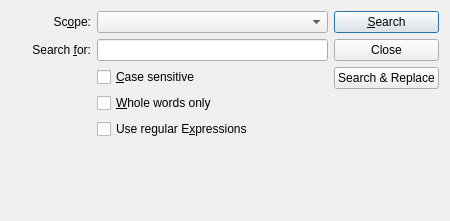
First picture: the form in src/plugins/find/finddialog.ui, repository qt-creator/qt-creator, before the edit.
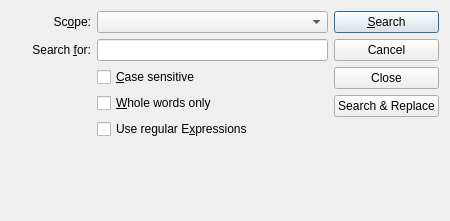
Second picture: the form after the edit.

Commit message:
Search Dialog: Make canceling possible
Task-Nr: QTCREATORBUG-2243

```diff
--- a/src/plugins/find/finddialog.ui
+++ b/src/plugins/find/finddialog.ui
@@ -73,7 +73,7 @@
        </property>
       </widget>
      </item>
-     <item row="1" column="0">
+     <item row="2" column="0">
       <widget class="QLabel" name="label_2">
        <property name="text">
         <string>Search &amp;for:</string>
@@ -86,17 +86,10 @@
        </property>
       </widget>
      </item>
-     <item row="1" column="1">
+     <item row="2" column="1">
       <widget class="QLineEdit" name="searchTerm"/>
      </item>
-     <item row="1" column="2">
-      <widget class="QPushButton" name="closeButton">
-       <property name="text">
-        <string>Close</string>
-       </property>
-      </widget>
-     </item>
-     <item row="5" column="0" colspan="2">
+     <item row="7" column="0" colspan="2">
       <widget class="QWidget" name="configWidget" native="true">
        <property name="sizePolicy">
         <sizepolicy hsizetype="Preferred" vsizetype="Fixed">
@@ -106,14 +99,7 @@
        </property>
       </widget>
      </item>
-     <item row="2" column="2">
-      <widget class="QPushButton" name="replaceButton">
-       <property name="text">
-        <string>Search &amp;&amp; Replace</string>
-       </property>
-      </widget>
-     </item>
-     <item row="2" column="1" rowspan="3">
+     <item row="4" column="1" rowspan="3">
       <widget class="QWidget" name="widget" native="true">
        <layout class="QVBoxLayout" name="verticalLayout_2">
         <property name="margin">
@@ -143,6 +129,27 @@
        </layout>
       </widget>
      </item>
+     <item row="5" column="2">
+      <widget class="QPushButton" name="replaceButton">
+       <property name="text">
+        <string>Search &amp;&amp; Replace</string>
+       </property>
+      </widget>
+     </item>
+     <item row="4" column="2">
+      <widget class="QPushButton" name="closeButton">
+       <property name="text">
+        <string>Close</string>
+       </property>
+      </widget>
+     </item>
+     <item row="2" column="2">
+      <widget class="QPushButton" name="cancelButton">
+       <property name="text">
+        <string>Cancel</string>
+       </property>
+      </widget>
+     </item>
     </layout>
    </item>
    <item>
```
Left out of the diff: 2 changed lines with no effect on the pictures. The commit also changes 7 other files.
